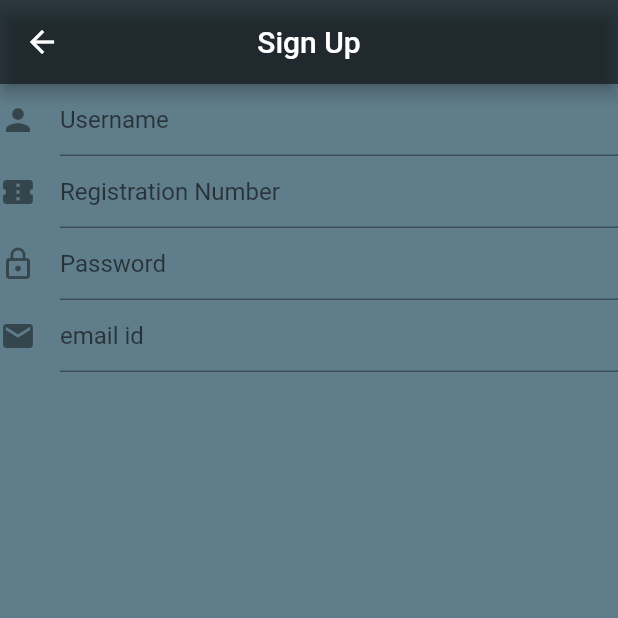
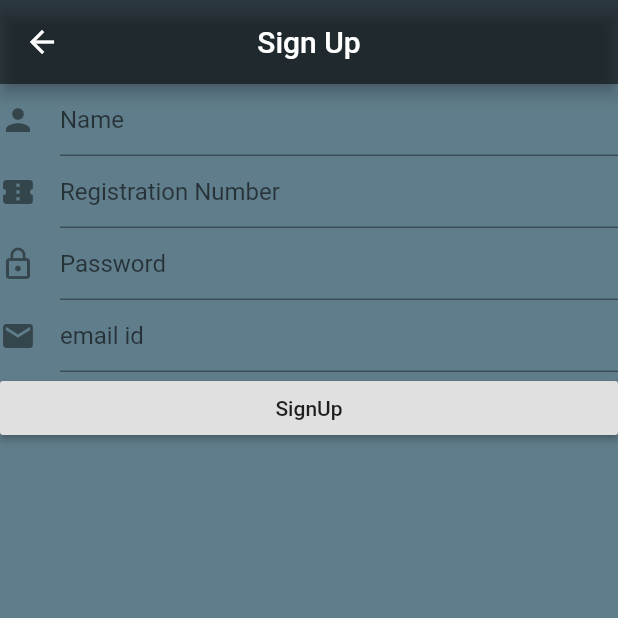
Before and after one commit to saigalanshul/quizIT, a Flutter app: the screen it shows after launch, after a tap on "Sign Up", on a phone screen of 412 x 824 dp, the top half of it. Run offline on Flutter 3.47's test engine with Material 2 defaults, Android fonts, the phone set to English and light mode, and no system bars; our stand-ins replace cloud_firestore, firebase_auth; accounts and stored records are empty; network calls fail; Roboto replaces fonts that are missing (Raleway).

Commit message:
code cleanup

```diff
--- a/lib/login.dart
+++ b/lib/login.dart
@@ -1,7 +1,6 @@
 import 'package:flutter/material.dart';
+import 'package:sepm_project/loginReq.dart';
 import 'package:sepm_project/sign_up_page.dart';
-
-import './main.dart';
 
 class Login extends StatefulWidget {
   @override
@@ -14,7 +13,15 @@ class LoginState extends State<Login> {
   final TextEditingController _userController = TextEditingController();
   final TextEditingController _passwordController = TextEditingController();
   String _welcomeString = "";
+  GlobalKey<FormState> formkey;
+  Authenticate authenticate;
 
+  @override
+  void initState() {
+    super.initState();
+    formkey = new GlobalKey();
+    authenticate = new Authenticate();
+  }
   void _erase() {
     setState(() {
       _passwordController.clear();
@@ -26,32 +33,6 @@ class LoginState extends State<Login> {
     setState(() {});
   }
 
-  void _showWelcome() {
-    setState(() {
-      if (_userController.text.isNotEmpty &&
-          _passwordController.text.isNotEmpty)
-        _welcomeString = _userController.text;
-      else
-        _welcomeString = "Welcome, Nothing";
-
-      if (_userController.text == "Anshul" &&
-          _passwordController.text == "anshul") {
-        Navigator.push(
-            context,
-            MaterialPageRoute(
-              builder: (context) => ListPage(title: 'QUIZ IT'),
-            ));
-      } else {
-        _welcomeString = "Please Sign Up First";
-      }
-
-      @override
-      Widget build(BuildContext context) {
-        // TODO: implement build
-        return null;
-      }
-    });
-  }
 
   @override
   Widget build(BuildContext context) {
@@ -64,6 +45,8 @@ class LoginState extends State<Login> {
       backgroundColor: Colors.blueGrey,
       body: Padding(
         padding: const EdgeInsets.all(10.0),
+        child: Form(
+          key: formkey,
           child: Column(
             children: <Widget>[
               Image.asset(
@@ -71,20 +54,20 @@ class LoginState extends State<Login> {
                 width: 150.0,
                 height: 150.0,
               ),
-            TextField(
-              controller: _userController,
+              TextFormField(
                 decoration: InputDecoration(
-                hintText: 'Username',
+                  hintText: 'Email',
                   icon: Icon(Icons.person),
                 ),
+                onSaved: (str) => authenticate.getEmail(str),
               ),
-            TextField(
-              controller: _passwordController,
+              TextFormField(
                 decoration: InputDecoration(
                   hintText: 'Password',
                   icon: Icon(Icons.lock),
                 ),
                 obscureText: true,
+                onSaved: (str) => authenticate.getPass(str),
               ),
               Padding(padding: EdgeInsets.all(10.5)),
               Row(
@@ -92,7 +75,9 @@ class LoginState extends State<Login> {
                 children: <Widget>[
                   //login button
                   RaisedButton(
-                  onPressed: _showWelcome,
+                    onPressed: () {
+                      authenticate.Login(formkey, context);
+                    },
                     color: Colors.redAccent,
                     child: Text(
                       "Login",
@@ -160,6 +145,7 @@ class LoginState extends State<Login> {
             ],
           ),
         ),
+      ),
     );
   }
 }
--- a/lib/sign_up_page.dart
+++ b/lib/sign_up_page.dart
@@ -1,8 +1,7 @@
 import 'package:flutter/material.dart';
-
+import 'package:sepm_project/loginReq.dart';
 
 class sign_up_page extends StatefulWidget {
-
   @override
   State<StatefulWidget> createState() {
     // TODO: implement createState
@@ -13,74 +12,77 @@ class sign_up_page extends StatefulWidget {
 class sign_up_pageState extends State<sign_up_page> {
   final TextEditingController _userName = new TextEditingController();
   final TextEditingController _userNumber = new TextEditingController();
-  final TextEditingController _useremail= new TextEditingController();
+  final TextEditingController _useremail = new TextEditingController();
   final TextEditingController _userPassword = new TextEditingController();
+  GlobalKey<FormState> formkey;
+  Authenticate authenticate;
 
-
-  String _welcomeString = "";
+  @override
+  void initState() {
+    super.initState();
+    formkey = new GlobalKey();
+    authenticate = new Authenticate();
+//  String _welcomeString = "";
+  }
 
   @override
   Widget build(BuildContext context) {
-    return new Scaffold(
+    return Scaffold(
       appBar: new AppBar(
         title: new Text("Sign Up"),
         centerTitle: true,
         backgroundColor: Colors.black54,
       ),
-
       backgroundColor: Colors.blueGrey,
       body: Center(
-        child: new ListView(
-          children: <Widget>[
-
-        new TextField(
+        child: Form(
+          key: formkey,
+          child: new ListView(children: <Widget>[
+            new TextFormField(
               controller: _userName,
               decoration: new InputDecoration(
-            hintText: 'Username',
+                hintText: 'Name',
                 icon: new Icon(Icons.person),
-
               ),
+              onSaved: (str) => authenticate.getName(str),
             ),
-        new TextField(
+            new TextFormField(
               controller: _userNumber,
               decoration: new InputDecoration(
                 hintText: 'Registration Number',
                 icon: new Icon(Icons.confirmation_number),
-
               ),
 
+              onSaved: (str) => authenticate.getRegNo(str),
 
-          obscureText: true,
+//            obscureText: true,
             ),
-
-
-            new TextField(
+            new TextFormField(
               controller: _userPassword,
               decoration: new InputDecoration(
                 hintText: 'Password',
                 icon: new Icon(Icons.lock_outline),
-
               ),
-
-
+              onSaved: (str) => authenticate.getPass(str),
               obscureText: true,
             ),
-
-        new TextField(
+            new TextFormField(
               controller: _useremail,
               decoration: new InputDecoration(
                 hintText: 'email id',
                 icon: new Icon(Icons.email),
+              ),
+              onSaved: (str) => authenticate.getEmail(str),
 
+//            obscureText: true,
             ),
-
-
-          obscureText: true,
-        ),
-        ]
+            RaisedButton(
+              onPressed: () => authenticate.SignUp(formkey, context),
+              child: Text("SignUp"),
+            )
+          ]),
         ),
       ),
     );
   }
-
 }
```
Also changed, not shown: lib/loginReq.dart (+64 -1 lines). Lines whose indentation alone changed are shown as unchanged.
